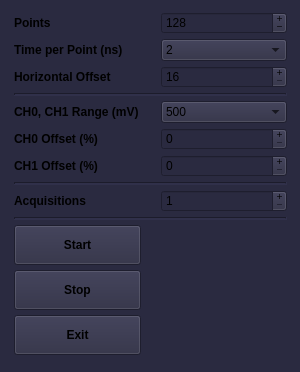
This is atomize/control_center/gui/dig_main_window.ui in Anatoly1010/Atomize_NIOCH as Qt 5 draws it before an edit. The edited form follows.
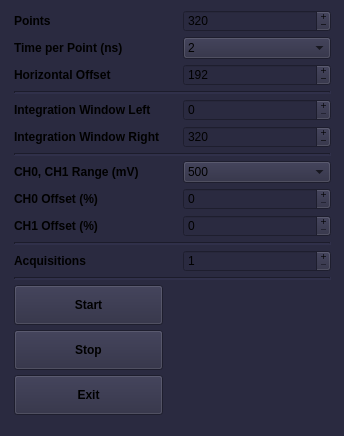
This is the edited form.

Commit message: 26-08-2021; Integration window added in Spectrum 4450; Updates of control center

Patch:
```diff
--- a/atomize/control_center/gui/dig_main_window.ui
+++ b/atomize/control_center/gui/dig_main_window.ui
@@ -6,8 +6,8 @@
    <rect>
     <x>0</x>
     <y>0</y>
-    <width>300</width>
-    <height>372</height>
+    <width>344</width>
+    <height>436</height>
    </rect>
   </property>
   <property name="sizePolicy">
@@ -18,14 +18,14 @@
   </property>
   <property name="minimumSize">
    <size>
-    <width>300</width>
-    <height>372</height>
+    <width>344</width>
+    <height>436</height>
    </size>
   </property>
   <property name="maximumSize">
    <size>
-    <width>300</width>
-    <height>372</height>
+    <width>344</width>
+    <height>438</height>
    </size>
   </property>
   <property name="sizeIncrement">
@@ -55,14 +55,14 @@
    </property>
    <property name="minimumSize">
     <size>
-     <width>300</width>
-     <height>372</height>
+     <width>344</width>
+     <height>436</height>
     </size>
    </property>
    <property name="maximumSize">
     <size>
-     <width>300</width>
-     <height>372</height>
+     <width>344</width>
+     <height>436</height>
     </size>
    </property>
    <layout class="QHBoxLayout" name="horizontalLayout">
@@ -84,7 +84,7 @@
        <number>5</number>
       </property>
       <property name="topMargin">
-       <number>2</number>
+       <number>0</number>
       </property>
       <property name="rightMargin">
        <number>13</number>
@@ -98,8 +98,8 @@
       <property name="verticalSpacing">
        <number>4</number>
       </property>
-      <item row="9" column="0" colspan="2">
-       <widget class="Line" name="line_3">
+      <item row="13" column="0" colspan="2">
+       <widget class="Line" name="line_4">
         <property name="lineWidth">
          <number>2</number>
         </property>
@@ -108,8 +108,8 @@
         </property>
        </widget>
       </item>
-      <item row="8" column="1">
-       <widget class="QSpinBox" name="Ch1_offset">
+      <item row="3" column="1">
+       <widget class="QSpinBox" name="Hor_offset">
         <property name="buttonSymbols">
          <enum>QAbstractSpinBox::PlusMinus</enum>
         </property>
@@ -117,43 +117,21 @@
          <bool>false</bool>
         </property>
         <property name="minimum">
-         <number>0</number>
+         <number>16</number>
         </property>
         <property name="maximum">
-         <number>100</number>
+         <number>6400</number>
         </property>
         <property name="singleStep">
-         <number>1</number>
+         <number>16</number>
         </property>
         <property name="value">
-         <number>0</number>
-        </property>
-        <property name="displayIntegerBase">
-         <number>10</number>
-        </property>
-       </widget>
-      </item>
-      <item row="12" column="0">
-       <widget class="QPushButton" name="button_start">
-        <property name="minimumSize">
-         <size>
-          <width>0</width>
-          <height>40</height>
-         </size>
-        </property>
-        <property name="font">
-         <font>
-          <weight>75</weight>
-          <bold>true</bold>
-         </font>
-        </property>
-        <property name="text">
-         <string>Start</string>
+         <number>192</number>
         </property>
        </widget>
       </item>
       <item row="15" column="0">
-       <widget class="QPushButton" name="button_off">
+       <widget class="QPushButton" name="button_stop">
         <property name="minimumSize">
          <size>
           <width>0</width>
@@ -167,29 +145,63 @@
          </font>
         </property>
         <property name="text">
-         <string>Exit</string>
+         <string>Stop</string>
         </property>
        </widget>
       </item>
-      <item row="7" column="1">
-       <widget class="QSpinBox" name="Ch0_offset">
+      <item row="8" column="1">
+       <widget class="QComboBox" name="Chan_range">
+        <item>
+         <property name="text">
+          <string>500</string>
+         </property>
+        </item>
+        <item>
+         <property name="text">
+          <string>1000</string>
+         </property>
+        </item>
+        <item>
+         <property name="text">
+          <string>2500</string>
+         </property>
+        </item>
+        <item>
+         <property name="text">
+          <string>5000</string>
+         </property>
+        </item>
+       </widget>
+      </item>
+      <item row="6" column="0">
+       <widget class="QLabel" name="label_9">
+        <property name="font">
+         <font>
+          <weight>75</weight>
+          <bold>true</bold>
+         </font>
+        </property>
+        <property name="text">
+         <string>Integration Window Right</string>
+        </property>
+       </widget>
+      </item>
+      <item row="6" column="1">
+       <widget class="QSpinBox" name="Win_right">
         <property name="buttonSymbols">
          <enum>QAbstractSpinBox::PlusMinus</enum>
         </property>
         <property name="keyboardTracking">
          <bool>false</bool>
         </property>
-        <property name="minimum">
-         <number>0</number>
-        </property>
         <property name="maximum">
-         <number>100</number>
+         <number>3200</number>
         </property>
         <property name="singleStep">
          <number>1</number>
         </property>
         <property name="value">
-         <number>0</number>
+         <number>320</number>
         </property>
        </widget>
       </item>
@@ -207,8 +219,8 @@
         </property>
        </widget>
       </item>
-      <item row="3" column="1">
-       <widget class="QSpinBox" name="Hor_offset">
+      <item row="10" column="1">
+       <widget class="QSpinBox" name="Ch1_offset">
         <property name="buttonSymbols">
          <enum>QAbstractSpinBox::PlusMinus</enum>
         </property>
@@ -216,16 +228,19 @@
          <bool>false</bool>
         </property>
         <property name="minimum">
-         <number>16</number>
+         <number>0</number>
         </property>
         <property name="maximum">
-         <number>6400</number>
+         <number>100</number>
         </property>
         <property name="singleStep">
-         <number>16</number>
+         <number>1</number>
         </property>
         <property name="value">
-         <number>16</number>
+         <number>0</number>
+        </property>
+        <property name="displayIntegerBase">
+         <number>10</number>
         </property>
        </widget>
       </item>
@@ -242,39 +257,17 @@
         </property>
        </widget>
       </item>
-      <item row="13" column="0">
-       <widget class="QPushButton" name="button_stop">
-        <property name="minimumSize">
-         <size>
-          <width>0</width>
-          <height>40</height>
-         </size>
+      <item row="11" column="0" colspan="2">
+       <widget class="Line" name="line_3">
+        <property name="lineWidth">
+         <number>2</number>
         </property>
-        <property name="font">
-         <font>
-          <weight>75</weight>
-          <bold>true</bold>
-         </font>
+        <property name="orientation">
+         <enum>Qt::Horizontal</enum>
         </property>
-        <property name="text">
-         <string>Stop</string>
-        </property>
        </widget>
       </item>
-      <item row="7" column="0">
-       <widget class="QLabel" name="label_8">
-        <property name="font">
-         <font>
-          <weight>75</weight>
-          <bold>true</bold>
-         </font>
-        </property>
-        <property name="text">
-         <string>CH0 Offset (%)</string>
-        </property>
-       </widget>
-      </item>
-      <item row="10" column="0">
+      <item row="12" column="0">
        <widget class="QLabel" name="label_7">
         <property name="font">
          <font>
@@ -287,57 +280,19 @@
         </property>
        </widget>
       </item>
-      <item row="0" column="1">
-       <widget class="QSpinBox" name="Timescale">
-        <property name="readOnly">
-         <bool>false</bool>
-        </property>
+      <item row="5" column="1">
+       <widget class="QSpinBox" name="Win_left">
         <property name="buttonSymbols">
          <enum>QAbstractSpinBox::PlusMinus</enum>
         </property>
-        <property name="specialValueText">
-         <string notr="true"/>
-        </property>
         <property name="keyboardTracking">
          <bool>false</bool>
         </property>
-        <property name="minimum">
-         <number>32</number>
-        </property>
         <property name="maximum">
-         <number>6400</number>
+         <number>3200</number>
         </property>
         <property name="singleStep">
-         <number>16</number>
-        </property>
-        <property name="value">
-         <number>128</number>
-        </property>
-       </widget>
-      </item>
-      <item row="1" column="0">
-       <widget class="QLabel" name="label_2">
-        <property name="font">
-         <font>
-          <weight>75</weight>
-          <bold>true</bold>
-         </font>
-        </property>
-        <property name="text">
-         <string>Time per Point (ns)</string>
-        </property>
-       </widget>
-      </item>
-      <item row="6" column="0">
-       <widget class="QLabel" name="label_4">
-        <property name="font">
-         <font>
-          <weight>75</weight>
-          <bold>true</bold>
-         </font>
-        </property>
-        <property name="text">
-         <string>CH0, CH1 Range (mV)</string>
+         <number>1</number>
         </property>
        </widget>
       </item>
@@ -351,20 +306,29 @@
         </property>
        </widget>
       </item>
-      <item row="8" column="0">
-       <widget class="QLabel" name="label_6">
-        <property name="font">
-         <font>
-          <weight>75</weight>
-          <bold>true</bold>
-         </font>
+      <item row="9" column="1">
+       <widget class="QSpinBox" name="Ch0_offset">
+        <property name="buttonSymbols">
+         <enum>QAbstractSpinBox::PlusMinus</enum>
         </property>
-        <property name="text">
-         <string>CH1 Offset (%)</string>
+        <property name="keyboardTracking">
+         <bool>false</bool>
+        </property>
+        <property name="minimum">
+         <number>0</number>
+        </property>
+        <property name="maximum">
+         <number>100</number>
+        </property>
+        <property name="singleStep">
+         <number>1</number>
+        </property>
+        <property name="value">
+         <number>0</number>
         </property>
        </widget>
       </item>
-      <item row="10" column="1">
+      <item row="12" column="1">
        <widget class="QSpinBox" name="Acq_number">
         <property name="buttonSymbols">
          <enum>QAbstractSpinBox::PlusMinus</enum>
@@ -386,40 +350,6 @@
         </property>
        </widget>
       </item>
-      <item row="11" column="0" colspan="2">
-       <widget class="Line" name="line_4">
-        <property name="lineWidth">
-         <number>2</number>
-        </property>
-        <property name="orientation">
-         <enum>Qt::Horizontal</enum>
-        </property>
-       </widget>
-      </item>
-      <item row="6" column="1">
-       <widget class="QComboBox" name="Chan_range">
-        <item>
-         <property name="text">
-          <string>500</string>
-         </property>
-        </item>
-        <item>
-         <property name="text">
-          <string>1000</string>
-         </property>
-        </item>
-        <item>
-         <property name="text">
-          <string>2500</string>
-         </property>
-        </item>
-        <item>
-         <property name="text">
-          <string>5000</string>
-         </property>
-        </item>
-       </widget>
-      </item>
       <item row="1" column="1">
        <widget class="QComboBox" name="Time_per_point">
         <item>
@@ -454,6 +384,147 @@
         </item>
        </widget>
       </item>
+      <item row="10" column="0">
+       <widget class="QLabel" name="label_6">
+        <property name="font">
+         <font>
+          <weight>75</weight>
+          <bold>true</bold>
+         </font>
+        </property>
+        <property name="text">
+         <string>CH1 Offset (%)</string>
+        </property>
+       </widget>
+      </item>
+      <item row="5" column="0">
+       <widget class="QLabel" name="label_5">
+        <property name="font">
+         <font>
+          <weight>75</weight>
+          <bold>true</bold>
+         </font>
+        </property>
+        <property name="text">
+         <string>Integration Window Left</string>
+        </property>
+       </widget>
+      </item>
+      <item row="9" column="0">
+       <widget class="QLabel" name="label_8">
+        <property name="font">
+         <font>
+          <weight>75</weight>
+          <bold>true</bold>
+         </font>
+        </property>
+        <property name="text">
+         <string>CH0 Offset (%)</string>
+        </property>
+       </widget>
+      </item>
+      <item row="1" column="0">
+       <widget class="QLabel" name="label_2">
+        <property name="font">
+         <font>
+          <weight>75</weight>
+          <bold>true</bold>
+         </font>
+        </property>
+        <property name="text">
+         <string>Time per Point (ns)</string>
+        </property>
+       </widget>
+      </item>
+      <item row="14" column="0">
+       <widget class="QPushButton" name="button_start">
+        <property name="minimumSize">
+         <size>
+          <width>0</width>
+          <height>40</height>
+         </size>
+        </property>
+        <property name="font">
+         <font>
+          <weight>75</weight>
+          <bold>true</bold>
+         </font>
+        </property>
+        <property name="text">
+         <string>Start</string>
+        </property>
+       </widget>
+      </item>
+      <item row="8" column="0">
+       <widget class="QLabel" name="label_4">
+        <property name="font">
+         <font>
+          <weight>75</weight>
+          <bold>true</bold>
+         </font>
+        </property>
+        <property name="text">
+         <string>CH0, CH1 Range (mV)</string>
+        </property>
+       </widget>
+      </item>
+      <item row="0" column="1">
+       <widget class="QSpinBox" name="Timescale">
+        <property name="readOnly">
+         <bool>false</bool>
+        </property>
+        <property name="buttonSymbols">
+         <enum>QAbstractSpinBox::PlusMinus</enum>
+        </property>
+        <property name="specialValueText">
+         <string notr="true"/>
+        </property>
+        <property name="keyboardTracking">
+         <bool>false</bool>
+        </property>
+        <property name="minimum">
+         <number>32</number>
+        </property>
+        <property name="maximum">
+         <number>6400</number>
+        </property>
+        <property name="singleStep">
+         <number>16</number>
+        </property>
+        <property name="value">
+         <number>320</number>
+        </property>
+       </widget>
+      </item>
+      <item row="17" column="0">
+       <widget class="QPushButton" name="button_off">
+        <property name="minimumSize">
+         <size>
+          <width>0</width>
+          <height>40</height>
+         </size>
+        </property>
+        <property name="font">
+         <font>
+          <weight>75</weight>
+          <bold>true</bold>
+         </font>
+        </property>
+        <property name="text">
+         <string>Exit</string>
+        </property>
+       </widget>
+      </item>
+      <item row="7" column="0" colspan="2">
+       <widget class="Line" name="line_2">
+        <property name="lineWidth">
+         <number>2</number>
+        </property>
+        <property name="orientation">
+         <enum>Qt::Horizontal</enum>
+        </property>
+       </widget>
+      </item>
      </layout>
     </item>
    </layout>
```
The commit also changes 20 other files.
